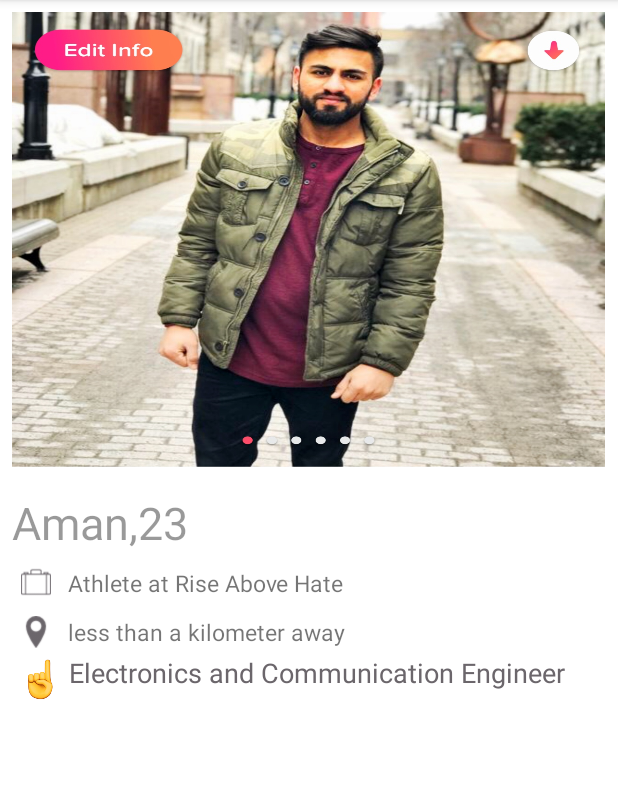
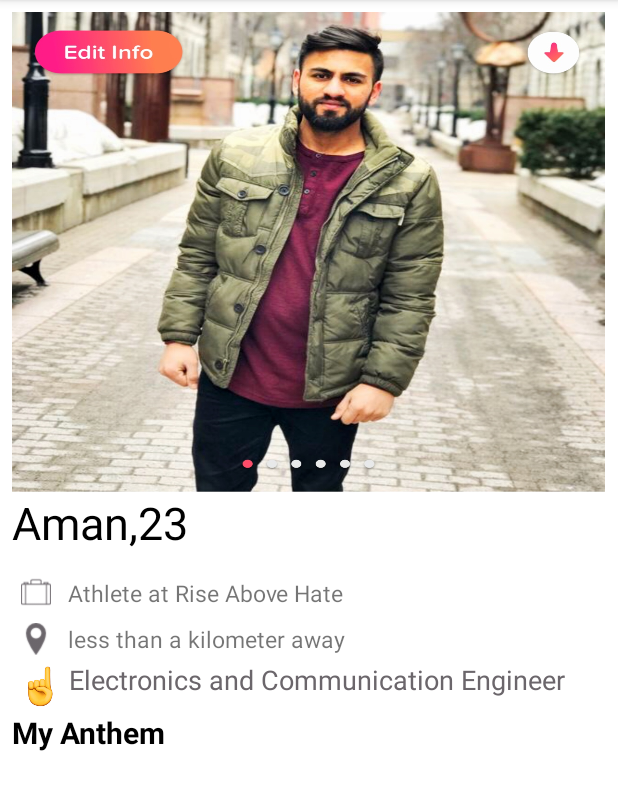
Before and after one commit to AmanBhangu/TinderApp, an Android app: the Second screen opened directly, with no data from a screen before it, on a phone screen of 412 x 824 dp, the part 84-894 px from its top. Run offline under Robolectric (Android 15) with nearby library versions, the light colour scheme and no system bars.

Commit message:
Screen 2 inserting text

```diff
--- a/app/src/main/res/layout/activity_second.xml
+++ b/app/src/main/res/layout/activity_second.xml
@@ -12,17 +12,17 @@
     <LinearLayout
         android:layout_width="395dp"
         android:layout_height="643dp"
-        android:layout_marginEnd="8dp"
         android:layout_marginLeft="8dp"
         android:layout_marginRight="8dp"
-        android:layout_marginStart="8dp"
         android:layout_marginTop="8dp"
         android:orientation="vertical"
         android:weightSum="1"
         app:layout_constraintHorizontal_bias="0.0"
         app:layout_constraintLeft_toLeftOf="parent"
         app:layout_constraintRight_toRightOf="parent"
-        app:layout_constraintTop_toTopOf="parent">
+        app:layout_constraintTop_toTopOf="parent"
+        android:layout_marginStart="8dp"
+        android:layout_marginEnd="8dp">
 
         <LinearLayout
             android:layout_width="match_parent"
@@ -33,17 +33,17 @@
             <ImageView
                 android:id="@+id/imageView6"
                 android:layout_width="match_parent"
-                android:layout_height="303dp"
+                android:layout_height="320dp"
                 android:background="@drawable/amna" />
         </LinearLayout>
 
         <TextView
             android:id="@+id/textView7"
             android:layout_width="381dp"
-            android:layout_height="wrap_content"
+            android:layout_height="50dp"
             android:layout_weight="0.05"
             android:text="Aman,23"
-            android:textColor="@color/black_overlay"
+            android:textColor="#000"
 
             android:textSize="30sp"
             tools:layout_editor_absoluteX="0dp"
@@ -66,7 +66,7 @@
             <TextView
                 android:id="@+id/textView8"
                 android:layout_width="368dp"
-                android:layout_height="29dp"
+                android:layout_height="30dp"
                 android:layout_marginLeft="5dp"
                 android:text="Athlete at Rise Above Hate"
                 android:textSize="15sp" />
@@ -97,7 +97,7 @@
 
         <LinearLayout
             android:layout_width="match_parent"
-            android:layout_height="40dp"
+            android:layout_height="wrap_content"
             android:orientation="horizontal">
 
             <ImageView
@@ -115,5 +115,21 @@
                 android:textColor="#6B666B"
                 android:textSize="18sp" />
         </LinearLayout>
+
+        <LinearLayout
+            android:layout_width="match_parent"
+            android:layout_height="50dp"
+            android:orientation="horizontal">
+
+            <TextView
+                android:id="@+id/textView14"
+                android:layout_width="wrap_content"
+                android:layout_height="wrap_content"
+                android:layout_weight="1"
+                android:textSize="20sp"
+                android:textColor="#000"
+                android:textStyle="bold"
+                android:text="My Anthem" />
+        </LinearLayout>
     </LinearLayout>
 </android.support.design.widget.CoordinatorLayout>
```
